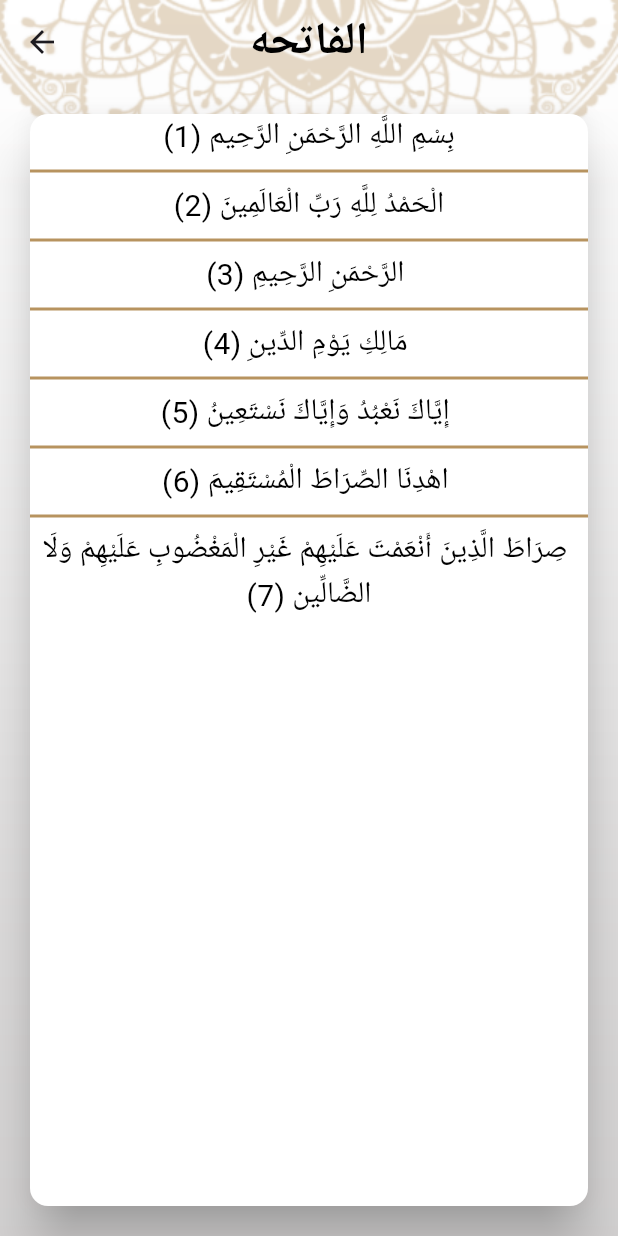
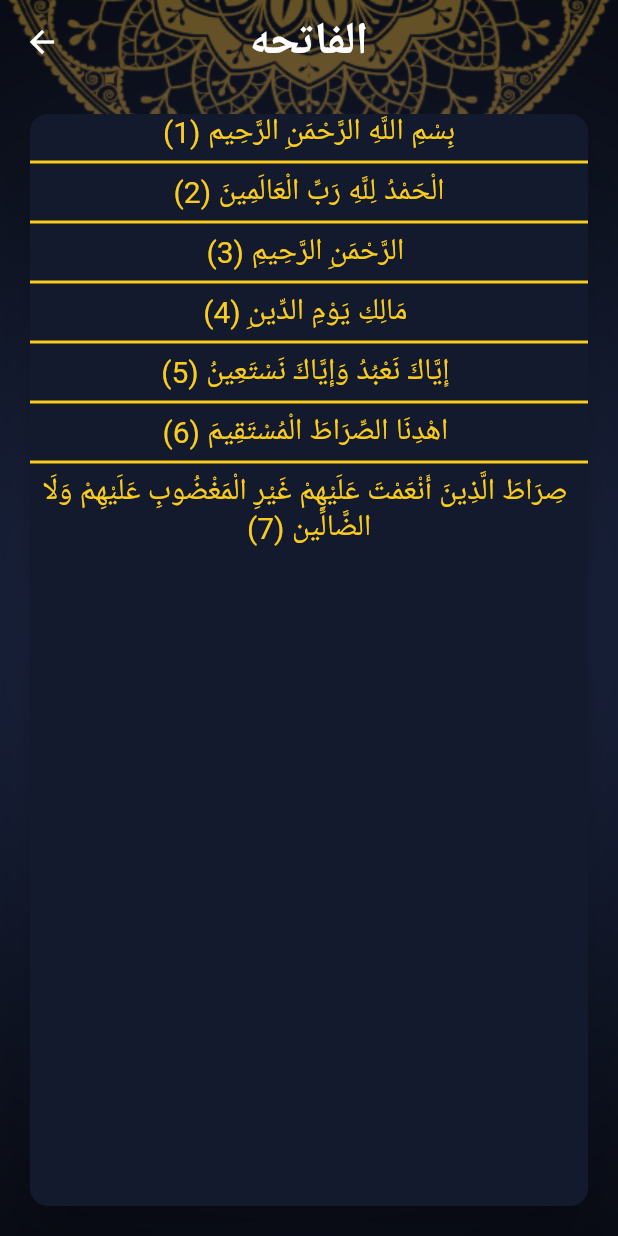
Before and after one commit to Omar34268/islami-c12-dokki, a Flutter app: the screen it shows after launch, after a tap on "الفاتحه", on a phone screen of 412 x 824 dp. Run offline on Flutter 3.47's test engine with Material 3 defaults, Android fonts, the phone set to English and light mode, and no system bars.

Commit message:
+ finish theme light mode and dark mode

```diff
--- a/lib/home/SuraNameWidget.dart
+++ b/lib/home/SuraNameWidget.dart
@@ -23,25 +23,19 @@ class SuraNameWidget extends StatelessWidget {
           Expanded(
             child: Text(suraName,
               textAlign: TextAlign.center,
-              style: TextStyle(
-                fontSize: 20,
-                fontWeight: FontWeight.bold
-            ),),
+              style: Theme.of(context).textTheme.bodySmall,),
           ),
           Container(
             height: 40,
             width: 2,
             decoration: BoxDecoration(
-                color: Theme.of(context).colorScheme.primary
+                color: Theme.of(context).colorScheme.onPrimaryContainer
             ),
           ),
           Expanded(
             child: Text(suraNumber.toString(),
                 textAlign: TextAlign.center,
-                style: TextStyle(
-                fontSize: 20,
-              fontWeight: FontWeight.bold
-            )),
+                style: Theme.of(context).textTheme.bodySmall),
           ),
         ],
       ),
--- a/lib/home/home_screen.dart
+++ b/lib/home/home_screen.dart
@@ -3,6 +3,9 @@ import 'package:islamy_c12_dokki/home/tabs/AhadethTab.dart';
 import 'package:islamy_c12_dokki/home/tabs/QuranTab.dart';
 import 'package:islamy_c12_dokki/home/tabs/RadioTab.dart';
 import 'package:islamy_c12_dokki/home/tabs/SebhaTab.dart';
+import 'package:islamy_c12_dokki/home/tabs/SettingsTab.dart';
+
+import '../style/AppStyle.dart';
 
 class HomeScreen extends StatefulWidget {
   static const String routeName = "home";
@@ -17,14 +20,17 @@ class _HomeScreenState extends State<HomeScreen> {
     QuranTab(),
     AhadethTab(),
     SebhaTab(),
-    RadioTab()
+    RadioTab(),
+    SettingsTab()
   ];
   @override
   Widget build(BuildContext context) {
     return Container(
       decoration: BoxDecoration(
         image: DecorationImage(
-            image: AssetImage("assets/images/background.png"),
+            image: AssetImage(AppStyle.isDark
+                ?"assets/images/home_dark_background.png"
+                :"assets/images/background.png"),
           fit: BoxFit.fill
         )
       ),
@@ -61,6 +67,11 @@ class _HomeScreenState extends State<HomeScreen> {
                   icon: ImageIcon(AssetImage("assets/images/radio.png")),
                   label: "Radio"
               ),
+              BottomNavigationBarItem(
+                  backgroundColor: Theme.of(context).colorScheme.primary,
+                  icon: Icon(Icons.settings),
+                  label: "Settings"
+              ),
             ]
         ),
         body: tabs[selectedIndex],
--- a/lib/home/tabs/QuranTab.dart
+++ b/lib/home/tabs/QuranTab.dart
@@ -37,23 +37,19 @@ class QuranTab extends StatelessWidget {
             Expanded(
               child: Text("Sura Name",
                 textAlign: TextAlign.center,
-                style: TextStyle(
-                fontSize: 20
-              ),),
+                style: Theme.of(context).textTheme.titleMedium,),
             ),
             Container(
               height: 40,
               width: 2,
               decoration: BoxDecoration(
-                color: Theme.of(context).colorScheme.primary
+                color: Theme.of(context).colorScheme.onPrimaryContainer
               ),
             ),
             Expanded(
               child: Text("Verses Number",
                   textAlign: TextAlign.center,
-                  style: TextStyle(
-                  fontSize: 20
-              )),
+                  style: Theme.of(context).textTheme.titleMedium),
             ),
           ],
         ),
--- a/lib/main.dart
+++ b/lib/main.dart
@@ -2,6 +2,7 @@ import 'package:flutter/material.dart';
 import 'package:islamy_c12_dokki/ahadeth_details/ahadeth_details_screen.dart';
 import 'package:islamy_c12_dokki/home/home_screen.dart';
 import 'package:islamy_c12_dokki/quran_details/quran_details_screen.dart';
+import 'package:islamy_c12_dokki/style/AppStyle.dart';
 // untracked (Unversioned) - tracked file - ignored file
 // commit
 void main() {
@@ -17,49 +18,11 @@ class MyApp extends StatelessWidget {
   Widget build(BuildContext context) {
     return MaterialApp(
       title: 'Flutter Demo',
-      theme: ThemeData(
-        cardTheme: CardTheme(
-          surfaceTintColor: Colors.white,
-          color: Colors.white,
-          elevation: 15,
-          margin: EdgeInsets.all(20)
-        ),
-        appBarTheme: AppBarTheme(
-          centerTitle: true,
-          backgroundColor: Colors.transparent,
-          titleTextStyle: TextStyle(
-            fontSize: 30,
-            fontWeight: FontWeight.bold,
-            color: Colors.black
-          )
-        ),
-        scaffoldBackgroundColor: Colors.transparent,
-        dividerColor:Color(0xffB7935F) ,
-        dividerTheme: DividerThemeData(
-          color: Color(0xffB7935F),
-          thickness: 2
-        ),
-        bottomNavigationBarTheme: BottomNavigationBarThemeData(
-          backgroundColor: Color(0xffB7935F),
-          selectedItemColor: Colors.black,
-          selectedIconTheme: IconThemeData(
-            color: Colors.black,
-            size: 35
-          ),
-          unselectedIconTheme: IconThemeData(
-            color: Colors.white,
-            size: 35
-          )
-        ),
-        colorScheme: ColorScheme.fromSeed(
-          seedColor: Colors.deepPurple,
-          primary: Color(0xffB7935F),
-          secondary: Color(0xffB7935F).withOpacity(0.57),
-          onPrimary: Colors.white,
-          onSecondary: Colors.black
-        ),
-        useMaterial3: true,
-      ),
+      theme: AppStyle.lightTheme,
+      darkTheme:AppStyle.darkTheme ,
+      themeMode: AppStyle.isDark
+          ?ThemeMode.dark
+          :ThemeMode.light,
       initialRoute: HomeScreen.routeName,
       routes: {
         HomeScreen.routeName:(_)=>HomeScreen(),
--- a/lib/quran_details/QuranChapter.dart
+++ b/lib/quran_details/QuranChapter.dart
@@ -9,9 +9,6 @@ class QuranChapter extends StatelessWidget {
     return Text("$chapter (${index+1})",
       textDirection: TextDirection.rtl,
       textAlign: TextAlign.center,
-      style: TextStyle(
-      color: Colors.black,
-      fontSize: 20
-    ),);
+      style: Theme.of(context).textTheme.displayMedium,);
   }
 }
--- a/lib/quran_details/quran_details_screen.dart
+++ b/lib/quran_details/quran_details_screen.dart
@@ -1,6 +1,8 @@
 import 'package:flutter/material.dart';
 import 'package:flutter/services.dart';
 import 'package:islamy_c12_dokki/quran_details/QuranChapter.dart';
+
+import '../style/AppStyle.dart';
 
 class QuranDetailsScreen extends StatefulWidget {
   static const String routeName = "qurandetails";
@@ -19,7 +21,9 @@ class _QuranDetailsScreenState extends State<QuranDetailsScreen> {
     return Container(
         decoration: BoxDecoration(
             image: DecorationImage(
-                image: AssetImage("assets/images/background.png"),
+                image: AssetImage(AppStyle.isDark
+                    ?"assets/images/home_dark_background.png"
+                    :"assets/images/background.png"),
                 fit: BoxFit.fill
             )
         ),
--- /dev/null
+++ b/lib/style/AppStyle.dart
@@ -0,0 +1,152 @@
+import 'package:flutter/material.dart';
+
+class AppStyle{
+  static bool isDark = true;
+  static const Color lightPrimary = Color(0xffB7935F);
+  static const Color darkPrimary = Color(0xff141A2E);
+  static const Color darkSecondary = Color(0xffFACC1D);
+  static ThemeData lightTheme = ThemeData(
+    bottomSheetTheme: BottomSheetThemeData(
+      backgroundColor: Colors.white
+    ),
+    textTheme: TextTheme(
+      titleMedium: TextStyle(
+        fontSize: 20,
+        fontWeight: FontWeight.w600,
+        color: Colors.black
+      ),
+      bodySmall: TextStyle(
+        fontSize: 20,
+        color: Colors.black,
+        fontWeight: FontWeight.w400
+      ),
+        displayMedium: TextStyle(
+            fontSize: 20,
+            fontWeight: FontWeight.w400,
+            color: Colors.black
+        ),
+        headlineMedium: TextStyle(
+            fontSize: 20,
+            fontWeight: FontWeight.w400,
+            color: lightPrimary
+        )
+    ),
+    cardTheme: CardTheme(
+        surfaceTintColor: Colors.white,
+        color: Colors.white,
+        elevation: 15,
+        margin: EdgeInsets.all(20)
+    ),
+    appBarTheme: AppBarTheme(
+        centerTitle: true,
+        backgroundColor: Colors.transparent,
+        iconTheme: IconThemeData(
+          color: Colors.black
+        ),
+        titleTextStyle: TextStyle(
+            fontSize: 30,
+            fontWeight: FontWeight.bold,
+            color: Colors.black
+        )
+    ),
+    scaffoldBackgroundColor: Colors.transparent,
+    dividerColor:lightPrimary ,
+    dividerTheme: DividerThemeData(
+        color: lightPrimary,
+        thickness: 2
+    ),
+    bottomNavigationBarTheme: BottomNavigationBarThemeData(
+        backgroundColor: lightPrimary,
+        selectedItemColor: Colors.black,
+        selectedIconTheme: IconThemeData(
+            color: Colors.black,
+            size: 35
+        ),
+        unselectedIconTheme: IconThemeData(
+            color: Colors.white,
+            size: 35
+        )
+    ),
+    colorScheme: ColorScheme.fromSeed(
+        seedColor: Colors.deepPurple,
+        primary: lightPrimary,
+        secondary: lightPrimary.withOpacity(0.57),
+        onPrimary: Colors.white,
+        onSecondary: Colors.black,
+        onPrimaryContainer: lightPrimary
+    ),
+    useMaterial3: true,
+  );
+  static ThemeData darkTheme = ThemeData(
+    bottomSheetTheme: BottomSheetThemeData(
+        backgroundColor: darkPrimary
+    ),
+    textTheme: TextTheme(
+        titleMedium: TextStyle(
+            fontSize: 20,
+            fontWeight: FontWeight.w600,
+            color: Colors.white
+        ),
+        bodySmall: TextStyle(
+            fontSize: 20,
+            color: Colors.white,
+            fontWeight: FontWeight.w400
+        ),
+        displayMedium: TextStyle(
+          fontSize: 20,
+          fontWeight: FontWeight.w400,
+          color: darkSecondary
+        ),
+        headlineMedium: TextStyle(
+            fontSize: 20,
+            fontWeight: FontWeight.w400,
+            color: darkSecondary
+        )
+    ),
+    cardTheme: CardTheme(
+        surfaceTintColor: darkPrimary ,
+        color: darkPrimary,
+        elevation: 15,
+        margin: EdgeInsets.all(20)
+    ),
+    appBarTheme: AppBarTheme(
+        centerTitle: true,
+        backgroundColor: Colors.transparent,
+        iconTheme: IconThemeData(
+            color: Colors.white
+        ),
+        titleTextStyle: TextStyle(
+            fontSize: 30,
+            fontWeight: FontWeight.bold,
+            color: Colors.white
+        )
+    ),
+    scaffoldBackgroundColor: Colors.transparent,
+    dividerColor:darkSecondary ,
+    dividerTheme: DividerThemeData(
+        color: darkSecondary,
+        thickness: 2
+    ),
+    bottomNavigationBarTheme: BottomNavigationBarThemeData(
+        backgroundColor: Color(0xffB7935F),
+        selectedItemColor: darkSecondary,
+        selectedIconTheme: IconThemeData(
+            color: darkSecondary,
+            size: 35
+        ),
+        unselectedIconTheme: IconThemeData(
+            color: Colors.white,
+            size: 35
+        )
+    ),
+    colorScheme: ColorScheme.fromSeed(
+        seedColor: Colors.deepPurple,
+        primary:darkPrimary ,
+        secondary: darkSecondary,
+        onPrimary: Colors.white,
+        onSecondary: Colors.black,
+        onPrimaryContainer: darkSecondary
+    ),
+    useMaterial3: true,
+  );
+}
```
Also changed, not shown: lib/ahadeth_details/ahadeth_details_screen.dart (+6 -4 lines), lib/home/LanguageBottomSheet.dart (added, +22 -0 lines), lib/home/SelectedItem.dart (added, +23 -0 lines), lib/home/ThemeBottomSheet.dart (added, +23 -0 lines), lib/home/UnselectedItem.dart (added, +11 -0 lines), lib/home/tabs/AhadethTab.dart (+2 -8 lines), lib/home/tabs/SettingsTab.dart (added, +80 -0 lines), assets/images/home_dark_background.png (added).
